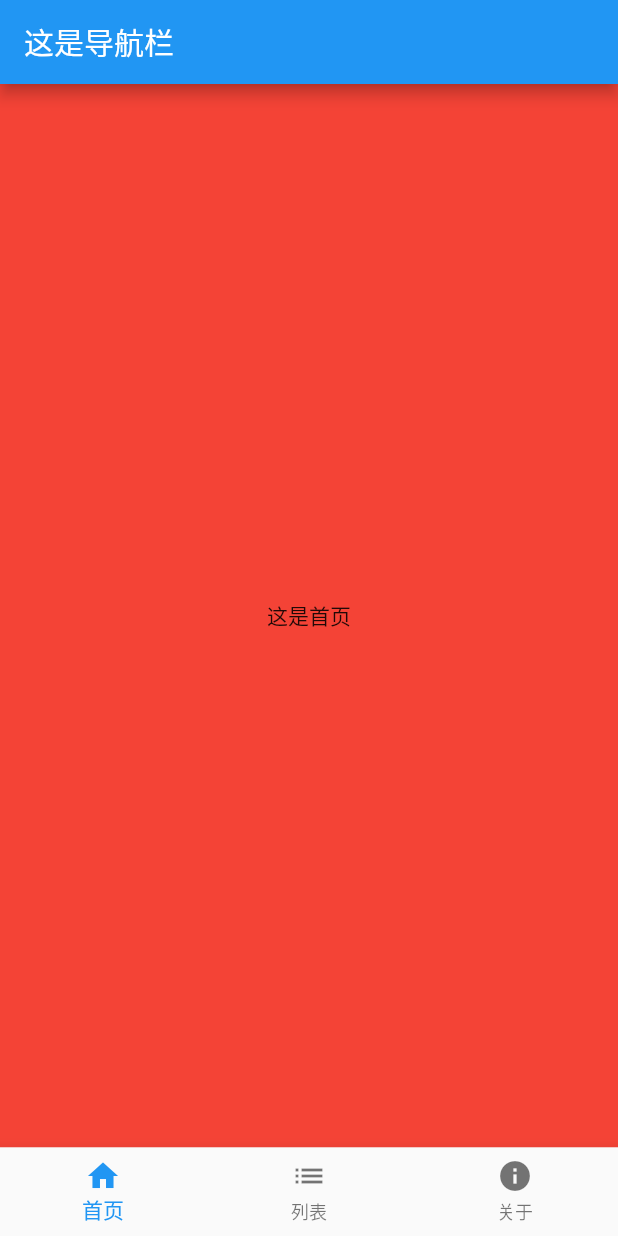
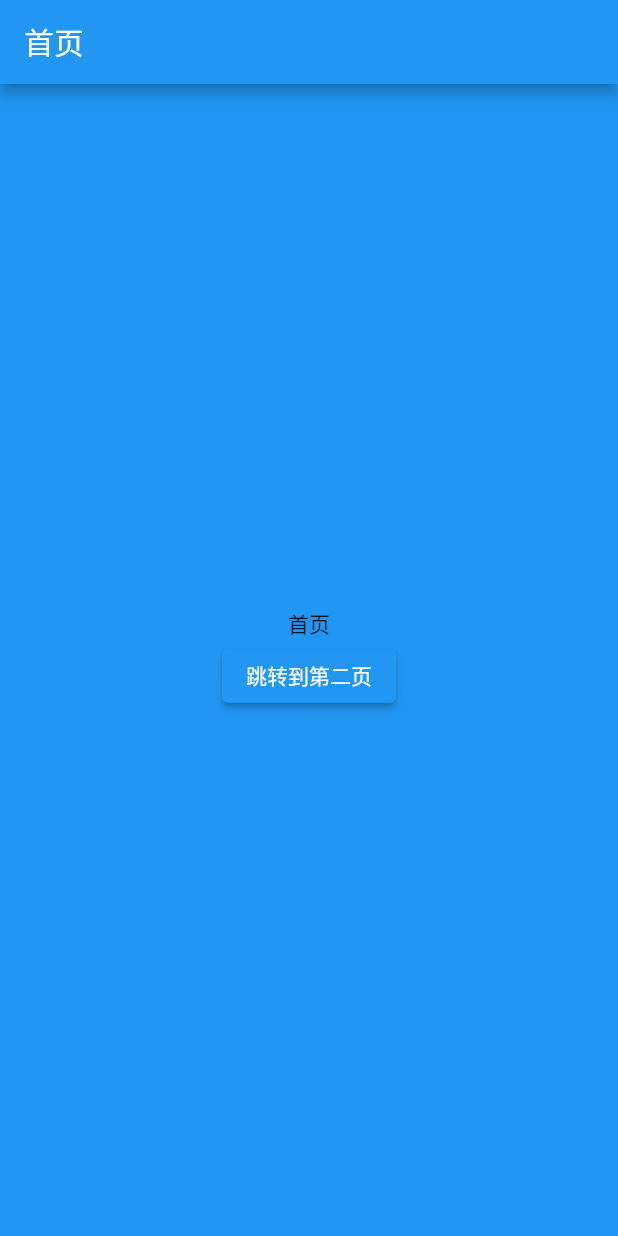
Before and after one commit to ADKcodeXD/flutter-learn, a Flutter app: the screen it shows after launch, on a phone screen of 412 x 824 dp. Run offline on Flutter 3.47's test engine with Material 2 defaults, Android fonts, the phone set to English and light mode, and no system bars.

Commit message:
feat: 🎸 路由传参

```diff
--- a/flutter-first/myfirstapp/lib/main.dart
+++ b/flutter-first/myfirstapp/lib/main.dart
@@ -10,55 +10,9 @@ class MyApp extends StatelessWidget {
   @override
   Widget build(BuildContext context) {
     return MaterialApp(
-      home: Tabs(),
+      home: HomePage(),
       theme: ThemeData(
         primarySwatch: Colors.blue,
-      ),
-    );
-  }
-}
-
-class Tabs extends StatefulWidget {
-  const Tabs({Key? key}) : super(key: key);
-  @override
-  State<StatefulWidget> createState() {
-    return _TabsState();
-  }
-}
-
-class _TabsState extends State<Tabs> {
-  List<Widget> list = [HomePage(), MyPage(), AboutPage()];
-  int _currentIndex = 0;
-  @override
-  Widget build(BuildContext context) {
-    // TODO: implement build
-    return Scaffold(
-      appBar: AppBar(
-        title: const Text('这是导航栏'),
-      ),
-      body: list[_currentIndex],
-      bottomNavigationBar: BottomNavigationBar(
-        currentIndex: _currentIndex,
-        onTap: (int index) {
-          setState(() {
-            _currentIndex = index;
-          });
-        },
-        fixedColor: Colors.blue,
-        items: const [
-          BottomNavigationBarItem(
-            icon: Icon(Icons.home),
-            label: '首页',
-          ),
-          BottomNavigationBarItem(
-            icon: Icon(Icons.list),
-            label: '列表',
-          ),
-          BottomNavigationBarItem(
-            icon: Icon(Icons.info),
-            label: '关于',
-          ),
-        ],
       ),
     );
   }
@@ -68,34 +22,52 @@ class HomePage extends StatelessWidget {
   const HomePage({Key? key}) : super(key: key);
   @override
   Widget build(BuildContext context) {
-    return Container(
-      alignment: Alignment.center,
-      color: Colors.red,
-      child: const Text('这是首页'),
+    return Scaffold(
+      appBar: AppBar(
+        title: const Text('首页'),
+      ),
+      body: Container(
+        alignment: Alignment.center,
+        height: double.infinity,
+        color: Colors.blue,
+        child: Column(
+          mainAxisAlignment: MainAxisAlignment.center,
+          children: <Widget>[
+            Text('首页'),
+            ElevatedButton(
+              child: const Text('跳转到第二页'),
+              onPressed: () {
+                Navigator.of(context).push(
+                  MaterialPageRoute(
+                    builder: (context) {
+                      return MySearchPage(title: '这是搜索');
+                    }, //括号里可以传参
+                  ),
+                );
+              },
+            ),
+          ],
+        ),
+      ),
     );
   }
 }
 
-class MyPage extends StatelessWidget {
-  const MyPage({Key? key}) : super(key: key);
+class MySearchPage extends StatelessWidget {
+  final String title;
+  const MySearchPage({Key? key, required this.title}) : super(key: key);
   @override
   Widget build(BuildContext context) {
-    return Container(
-      alignment: Alignment.center,
-      color: Colors.blueGrey,
-      child: const Text('这是我的页面'),
+    return Scaffold(
+      appBar: AppBar(
+        title: const Text('搜索页'),
+      ),
+      body: Container(
+        width: double.infinity,
+        height: double.infinity,
+        color: Colors.red,
+        child: Text('搜索页$title'),
+      ),
     );
   }
 }
-
-class AboutPage extends StatelessWidget {
-  const AboutPage({Key? key}) : super(key: key);
-  @override
-  Widget build(BuildContext context) {
-    return Container(
-      alignment: Alignment.center,
-      color: Colors.green,
-      child: const Text('关于我'),
-    );
-  }
-}
```
